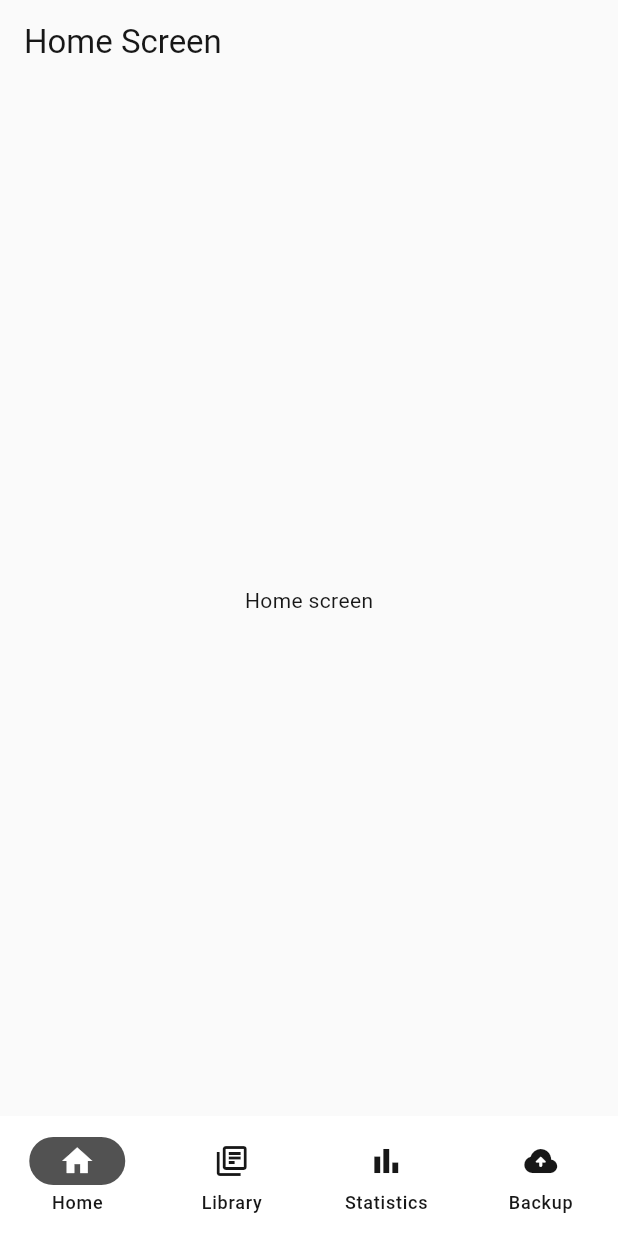
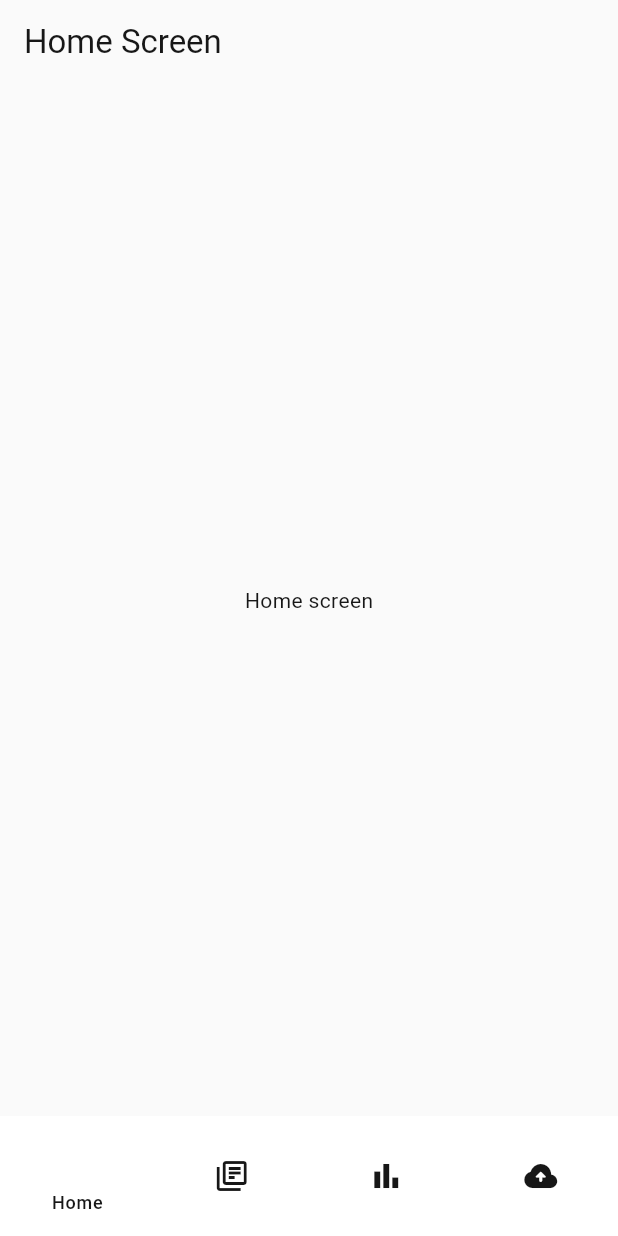
Before and after one commit to zubairehmad/recall, a Flutter app: the screen it shows after launch, on a phone screen of 412 x 824 dp. Run offline on Flutter 3.47's test engine with Material 3 defaults, Android fonts, the phone set to English and light mode, and no system bars.

Commit message:
update bottom nav bar styling

```diff
--- a/lib/features/navigation/screens/main_navigation_screen.dart
+++ b/lib/features/navigation/screens/main_navigation_screen.dart
@@ -52,25 +52,44 @@ class _MainNavigationScreenState extends State<MainNavigationScreen> {
       bottomNavigationBar: NavigationBar(
         selectedIndex: _selectedIdx,
         onDestinationSelected: _onDestinationSelected,
+        labelBehavior: NavigationDestinationLabelBehavior.onlyShowSelected,
+        overlayColor: WidgetStateColor.transparent,
+        indicatorColor: Colors.transparent,
         destinations: const [
           NavigationDestination(
             icon: Icon(Icons.home_outlined),
-            selectedIcon: Icon(Icons.home),
+            selectedIcon: Icon(
+              Icons.home_outlined,
+              color: Colors.white,
+              size: 30,
+            ),
             label: 'Home',
           ),
           NavigationDestination(
             icon: Icon(Icons.library_books_outlined),
-            selectedIcon: Icon(Icons.library_books),
+            selectedIcon: Icon(
+              Icons.library_books_outlined,
+              color: Colors.white,
+              size: 30,
+            ),
             label: 'Library',
           ),
           NavigationDestination(
             icon: Icon(Icons.bar_chart_outlined),
-            selectedIcon: Icon(Icons.bar_chart),
+            selectedIcon: Icon(
+              Icons.bar_chart_outlined,
+              color: Colors.white,
+              size: 30,
+            ),
             label: 'Statistics',
           ),
           NavigationDestination(
             icon: Icon(Icons.backup_rounded),
-            selectedIcon: Icon(Icons.backup_outlined),
+            selectedIcon: Icon(
+              Icons.backup_rounded,
+              color: Colors.white,
+              size: 30,
+            ),
             label: 'Backup',
           ),
         ],
```
